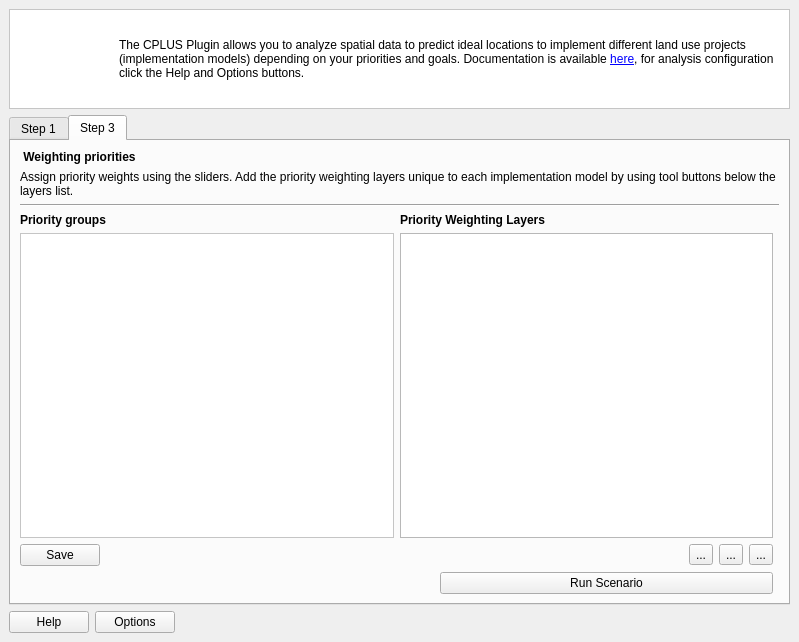
This is src/cplus_plugin/ui/qgis_cplus_main_dockwidget.ui in ConservationInternational/cplus-plugin as Qt 5 draws it before an edit. The edited form follows.
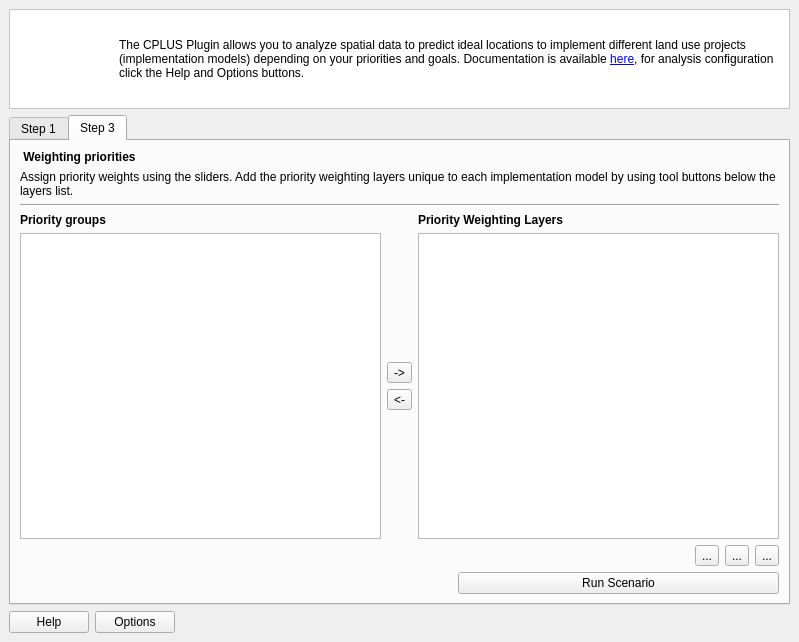
This is the edited form. The open tabs and pages were chosen to show the change. Icons and pictures are not drawn. Custom widgets are drawn as their Qt base class.

What changed in the file:
```diff
--- a/src/cplus_plugin/ui/qgis_cplus_main_dockwidget.ui
+++ b/src/cplus_plugin/ui/qgis_cplus_main_dockwidget.ui
@@ -87,7 +87,7 @@
     <item>
      <widget class="QTabWidget" name="tab_widget">
       <property name="currentIndex">
-       <number>0</number>
+       <number>1</number>
       </property>
       <widget class="QWidget" name="step_3">
        <attribute name="title">
@@ -175,6 +175,19 @@
         <string>Step 3</string>
        </attribute>
        <layout class="QGridLayout" name="gridLayout">
+        <item row="0" column="0">
+         <widget class="QLabel" name="label_78">
+          <property name="font">
+           <font>
+            <weight>75</weight>
+            <bold>true</bold>
+           </font>
+          </property>
+          <property name="text">
+           <string> Weighting priorities</string>
+          </property>
+         </widget>
+        </item>
         <item row="1" column="0" colspan="3">
          <widget class="QLabel" name="label_77">
           <property name="text">
@@ -185,93 +198,6 @@
           </property>
          </widget>
         </item>
-        <item row="5" column="0">
-         <layout class="QHBoxLayout" name="horizontalLayout_5">
-          <item>
-           <widget class="QPushButton" name="save_groups_btn">
-            <property name="toolTip">
-             <string>Save the priority groups values for the current selected priority weight layer.</string>
-            </property>
-            <property name="toolTipDuration">
-             <number>1</number>
-            </property>
-            <property name="text">
-             <string>Save</string>
-            </property>
-           </widget>
-          </item>
-          <item>
-           <spacer name="horizontalSpacer_4">
-            <property name="orientation">
-             <enum>Qt::Horizontal</enum>
-            </property>
-            <property name="sizeHint" stdset="0">
-             <size>
-              <width>40</width>
-              <height>20</height>
-             </size>
-            </property>
-           </spacer>
-          </item>
-         </layout>
-        </item>
-        <item row="3" column="1">
-         <widget class="QLabel" name="label_122">
-          <property name="font">
-           <font>
-            <weight>75</weight>
-            <bold>true</bold>
-           </font>
-          </property>
-          <property name="text">
-           <string>Priority Weighting Layers</string>
-          </property>
-         </widget>
-        </item>
-        <item row="4" column="0">
-         <widget class="QFrame" name="priority_groups_frame">
-          <property name="minimumSize">
-           <size>
-            <width>0</width>
-            <height>215</height>
-           </size>
-          </property>
-          <property name="autoFillBackground">
-           <bool>false</bool>
-          </property>
-          <property name="styleSheet">
-           <string notr="true">background-color: rgb(255, 255, 255)</string>
-          </property>
-          <property name="frameShape">
-           <enum>QFrame::StyledPanel</enum>
-          </property>
-          <property name="frameShadow">
-           <enum>QFrame::Raised</enum>
-          </property>
-          <layout class="QVBoxLayout" name="verticalLayout_2">
-           <item>
-            <widget class="QScrollArea" name="scroll_area">
-             <property name="frameShape">
-              <enum>QFrame::NoFrame</enum>
-             </property>
-             <property name="widgetResizable">
-              <bool>true</bool>
-             </property>
-             <widget class="QWidget" name="scrollAreaWidgetContents_2">
-              <property name="geometry">
-               <rect>
-                <x>0</x>
-                <y>0</y>
-                <width>354</width>
-                <height>234</height>
-               </rect>
-              </property>
-             </widget>
-            </widget>
-           </item>
-          </layout>
-         </widget>
-        </item>
         <item row="2" column="0" colspan="3">
          <widget class="Line" name="line_4">
           <property name="orientation">
@@ -292,8 +218,8 @@
           </property>
          </widget>
         </item>
-        <item row="0" column="0">
-         <widget class="QLabel" name="label_78">
+        <item row="3" column="2">
+         <widget class="QLabel" name="label_122">
           <property name="font">
            <font>
             <weight>75</weight>
@@ -301,44 +227,29 @@
            </font>
           </property>
           <property name="text">
-           <string> Weighting priorities</string>
+           <string>Priority Weighting Layers</string>
           </property>
          </widget>
         </item>
-        <item row="4" column="1">
+        <item row="4" column="0">
+         <widget class="QTreeWidget" name="priority_groups_list">
+          <property name="columnCount">
+           <number>1</number>
+          </property>
+          <attribute name="headerVisible">
+           <bool>false</bool>
+          </attribute>
+          <column>
+           <property name="text">
+            <string notr="true">1</string>
+           </property>
+          </column>
+         </widget>
+        </item>
+        <item row="4" column="2">
          <widget class="QListWidget" name="priority_layers_list"/>
         </item>
-        <item row="6" column="1">
-         <layout class="QHBoxLayout" name="horizontalLayout_3">
-          <item>
-           <spacer name="horizontalSpacer_2">
-            <property name="orientation">
-             <enum>Qt::Horizontal</enum>
-            </property>
-            <property name="sizeHint" stdset="0">
-             <size>
-              <width>40</width>
-              <height>20</height>
-             </size>
-            </property>
-           </spacer>
-          </item>
-          <item>
-           <widget class="QPushButton" name="run_scenario_btn">
-            <property name="sizePolicy">
-             <sizepolicy hsizetype="Expanding" vsizetype="Preferred">
-              <horstretch>10</horstretch>
-              <verstretch>3</verstretch>
-             </sizepolicy>
-            </property>
-            <property name="text">
-             <string>Run Scenario</string>
-            </property>
-           </widget>
-          </item>
-         </layout>
-        </item>
-        <item row="5" column="1">
+        <item row="5" column="2">
          <layout class="QHBoxLayout" name="horizontalLayout_4">
           <item>
            <spacer name="horizontalSpacer_3">
@@ -400,6 +311,94 @@
           </item>
          </layout>
         </item>
+        <item row="6" column="2">
+         <layout class="QHBoxLayout" name="horizontalLayout_3">
+          <item>
+           <spacer name="horizontalSpacer_2">
+            <property name="orientation">
+             <enum>Qt::Horizontal</enum>
+            </property>
+            <property name="sizeHint" stdset="0">
+             <size>
+              <width>40</width>
+              <height>20</height>
+             </size>
+            </property>
+           </spacer>
+          </item>
+          <item>
+           <widget class="QPushButton" name="run_scenario_btn">
+            <property name="sizePolicy">
+             <sizepolicy hsizetype="Expanding" vsizetype="Preferred">
+              <horstretch>10</horstretch>
+              <verstretch>3</verstretch>
+             </sizepolicy>
+            </property>
+            <property name="text">
+             <string>Run Scenario</string>
+            </property>
+           </widget>
+          </item>
+         </layout>
+        </item>
+        <item row="4" column="1">
+         <layout class="QVBoxLayout" name="verticalLayout_2">
+          <item>
+           <spacer name="verticalSpacer_2">
+            <property name="orientation">
+             <enum>Qt::Vertical</enum>
+            </property>
+            <property name="sizeHint" stdset="0">
+             <size>
+              <width>20</width>
+              <height>40</height>
+             </size>
+            </property>
+           </spacer>
+          </item>
+          <item>
+           <widget class="QToolButton" name="layer_remove_btn">
+            <property name="toolTip">
+             <string>Remove selected priority weighting layer from the group.</string>
+            </property>
+            <property name="text">
+             <string>-&gt;</string>
+            </property>
+            <property name="icon">
+             <iconset>
+              <normaloff>../../../resources/cplus_right_arrow.svg</normaloff>../../../resources/cplus_right_arrow.svg</iconset>
+            </property>
+           </widget>
+          </item>
+          <item>
+           <widget class="QToolButton" name="layer_add_btn">
+            <property name="toolTip">
+             <string>Add the selected priority weighting layer to the group.</string>
+            </property>
+            <property name="text">
+             <string>&lt;-</string>
+            </property>
+            <property name="icon">
+             <iconset>
+              <normaloff>../../../resources/cplus_left_arrow.svg</normaloff>../../../resources/cplus_left_arrow.svg</iconset>
+            </property>
+           </widget>
+          </item>
+          <item>
+           <spacer name="verticalSpacer">
+            <property name="orientation">
+             <enum>Qt::Vertical</enum>
+            </property>
+            <property name="sizeHint" stdset="0">
+             <size>
+              <width>20</width>
+              <height>40</height>
+             </size>
+            </property>
+           </spacer>
+          </item>
+         </layout>
+        </item>
        </layout>
       </widget>
      </widget>
```
